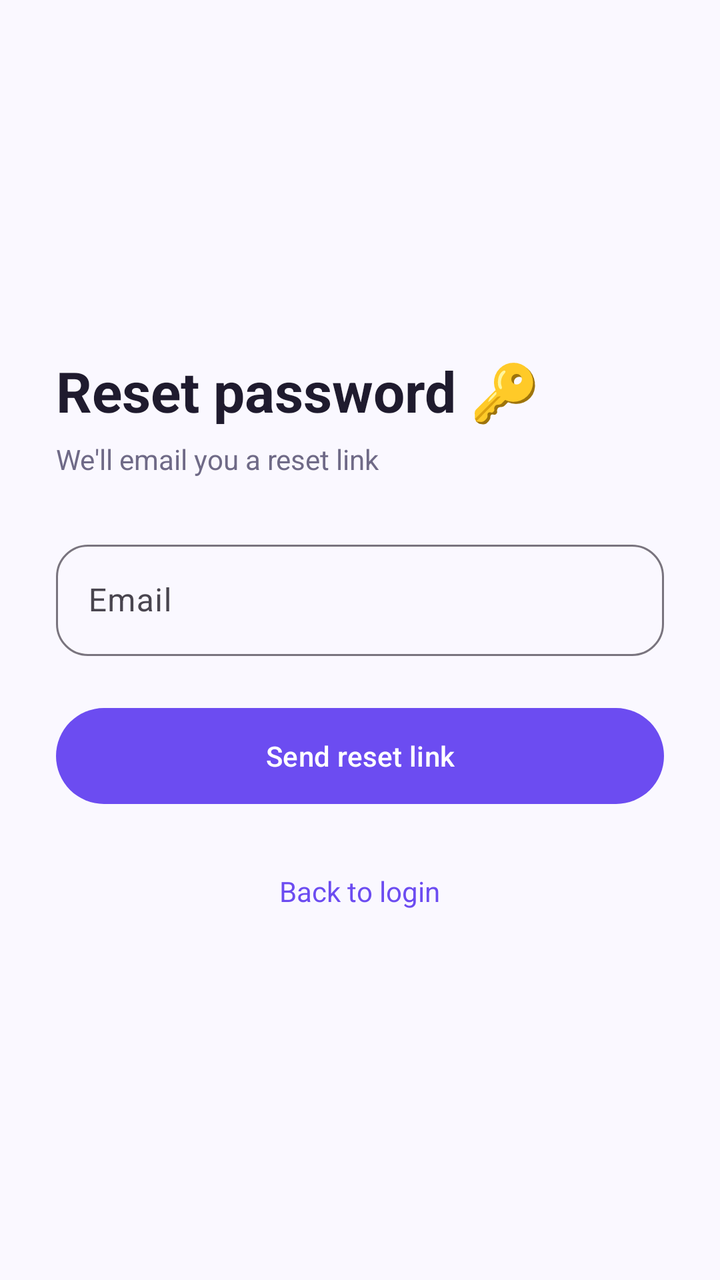
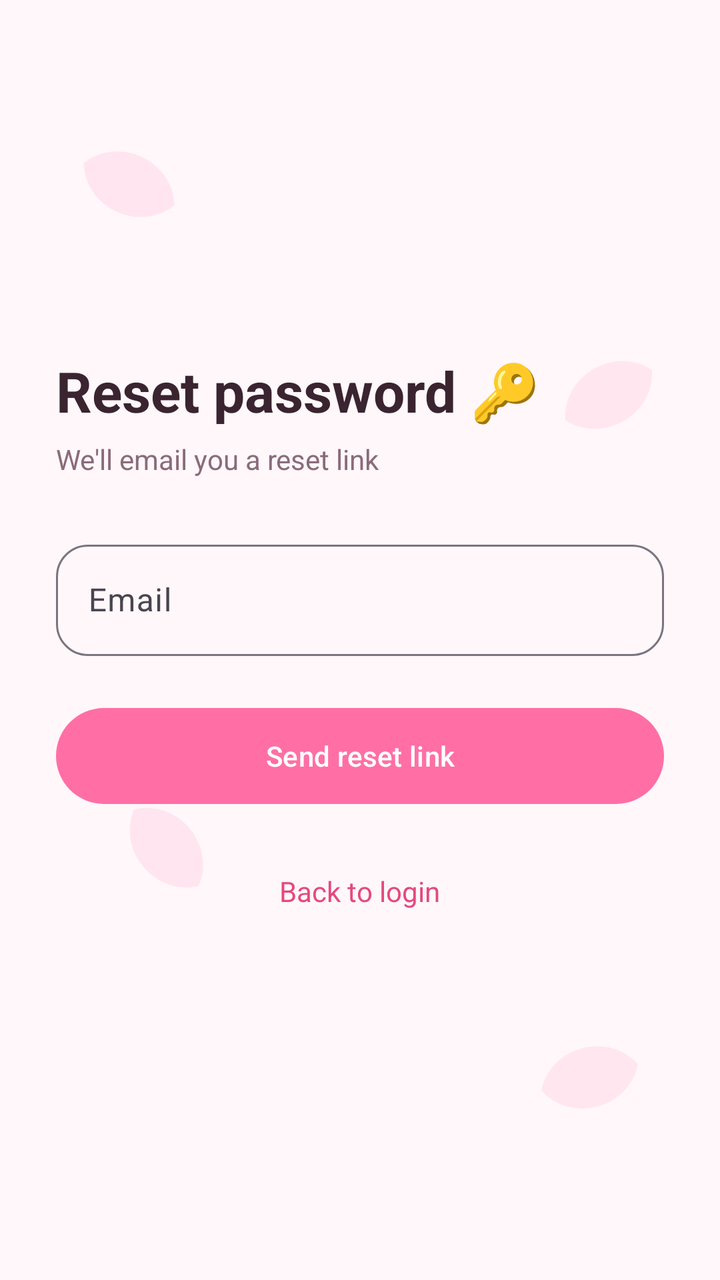

An Android layout rendered at two revisions. The XML below is the earlier revision; the diff shows what the commit changed to produce the second picture.
<!-- AndroidManifest.xml: application theme Theme.PulseChat -->
<!-- res/layout/activity_forgot.xml -->
<?xml version="1.0" encoding="utf-8"?>
<LinearLayout xmlns:android="http://schemas.android.com/apk/res/android"
    xmlns:app="http://schemas.android.com/apk/res-auto"
    android:layout_width="match_parent" android:layout_height="match_parent"
    android:orientation="vertical" android:padding="28dp" android:gravity="center_vertical">

    <TextView android:layout_width="wrap_content" android:layout_height="wrap_content"
        android:text="Reset password 🔑" android:textColor="@color/text_primary"
        android:textSize="28sp" android:textStyle="bold" />
    <TextView android:layout_width="wrap_content" android:layout_height="wrap_content"
        android:layout_marginTop="6dp" android:layout_marginBottom="28dp"
        android:text="We'll email you a reset link" android:textColor="@color/text_secondary" />

    <com.google.android.material.textfield.TextInputLayout
        style="@style/Widget.Material3.TextInputLayout.OutlinedBox"
        android:layout_width="match_parent" android:layout_height="wrap_content"
        android:hint="Email" app:boxCornerRadiusTopStart="16dp" app:boxCornerRadiusTopEnd="16dp"
        app:boxCornerRadiusBottomStart="16dp" app:boxCornerRadiusBottomEnd="16dp">
        <com.google.android.material.textfield.TextInputEditText android:id="@+id/etEmail"
            android:layout_width="match_parent" android:layout_height="wrap_content"
            android:inputType="textEmailAddress" />
    </com.google.android.material.textfield.TextInputLayout>

    <com.google.android.material.button.MaterialButton android:id="@+id/btnSend"
        android:layout_width="match_parent" android:layout_height="56dp"
        android:layout_marginTop="22dp" android:text="Send reset link" app:cornerRadius="28dp" />

    <TextView android:id="@+id/tvBack" android:layout_width="wrap_content"
        android:layout_height="wrap_content" android:layout_gravity="center"
        android:layout_marginTop="22dp" android:padding="8dp"
        android:text="Back to login" android:textColor="@color/violet" />
</LinearLayout>
<!-- resources referenced by this layout -->
<resources>
  <color name="text_primary">#1F1B2E</color>
  <color name="text_secondary">#6F6A87</color>
  <color name="violet">#6C4CF1</color>
  <style name="Theme.PulseChat" parent="Theme.Material3.Light.NoActionBar">
          <item name="colorPrimary">@color/violet</item>
          <item name="colorOnPrimary">@color/white</item>
          <item name="colorPrimaryContainer">@color/lavender</item>
          <item name="colorSurface">@color/white</item>
          <item name="android:windowBackground">@color/bg</item>
          <item name="android:statusBarColor">@color/bg</item>
          <item name="android:windowLightStatusBar">true</item>
      </style>
  <color name="white">#FFFFFF</color>
  <color name="lavender">#EFEAFE</color>
  <color name="bg">#FAF8FF</color>
</resources>

<!-- the commit's change to res/layout/activity_forgot.xml (unified diff, before → after) -->
@@ -1,8 +1,8 @@
 <?xml version="1.0" encoding="utf-8"?>
-<LinearLayout xmlns:android="http://schemas.android.com/apk/res/android"
-    xmlns:app="http://schemas.android.com/apk/res-auto"
+<LinearLayout xmlns:android="http://schemas.android.com/apk/res/android" xmlns:app="http://schemas.android.com/apk/res-auto"
     android:layout_width="match_parent" android:layout_height="match_parent"
-    android:orientation="vertical" android:padding="28dp" android:gravity="center_vertical">
+    android:background="@drawable/bg_petals" android:orientation="vertical"
+    android:padding="28dp" android:gravity="center_vertical">
 
     <TextView android:layout_width="wrap_content" android:layout_height="wrap_content"
         android:text="Reset password 🔑" android:textColor="@color/text_primary"
@@ -11,11 +11,8 @@
         android:layout_marginTop="6dp" android:layout_marginBottom="28dp"
         android:text="We'll email you a reset link" android:textColor="@color/text_secondary" />
 
-    <com.google.android.material.textfield.TextInputLayout
-        style="@style/Widget.Material3.TextInputLayout.OutlinedBox"
-        android:layout_width="match_parent" android:layout_height="wrap_content"
-        android:hint="Email" app:boxCornerRadiusTopStart="16dp" app:boxCornerRadiusTopEnd="16dp"
-        app:boxCornerRadiusBottomStart="16dp" app:boxCornerRadiusBottomEnd="16dp">
+    <com.google.android.material.textfield.TextInputLayout style="@style/Widget.Material3.TextInputLayout.OutlinedBox" app:boxCornerRadiusTopStart="16dp" app:boxCornerRadiusTopEnd="16dp" app:boxCornerRadiusBottomStart="16dp" app:boxCornerRadiusBottomEnd="16dp"
+        android:layout_width="match_parent" android:layout_height="wrap_content" android:hint="Email">
         <com.google.android.material.textfield.TextInputEditText android:id="@+id/etEmail"
             android:layout_width="match_parent" android:layout_height="wrap_content"
             android:inputType="textEmailAddress" />
@@ -28,5 +25,5 @@
     <TextView android:id="@+id/tvBack" android:layout_width="wrap_content"
         android:layout_height="wrap_content" android:layout_gravity="center"
         android:layout_marginTop="22dp" android:padding="8dp"
-        android:text="Back to login" android:textColor="@color/violet" />
+        android:text="Back to login" android:textColor="@color/violet_dark" />
 </LinearLayout>
<!-- resource entries referenced after the edit -->
@@ -1,8 +1,26 @@
 <!-- resources referenced by this layout -->
 <resources>
-  <color name="text_primary">#1F1B2E</color>
-  <color name="text_secondary">#6F6A87</color>
-  <color name="violet">#6C4CF1</color>
+  <color name="text_primary">#3A2430</color>
+  <color name="text_secondary">#8A6B79</color>
+  <color name="violet_dark">#E5487F</color>
+  <!-- drawable bg_petals (drawable) -->
+  <vector xmlns:android="http://schemas.android.com/apk/res/android"
+      android:width="360dp" android:height="640dp"
+      android:viewportWidth="360" android:viewportHeight="640">
+      <group android:rotation="25" android:pivotX="60" android:pivotY="90">
+          <path android:fillColor="#33FF9EC1" android:pathData="M40,90 C50,70 80,70 90,90 C80,110 50,110 40,90z" />
+      </group>
+      <group android:rotation="-30" android:pivotX="300" android:pivotY="200">
+          <path android:fillColor="#40FFB3CF" android:pathData="M280,200 C290,180 320,180 330,200 C320,220 290,220 280,200z" />
+      </group>
+      <group android:rotation="50" android:pivotX="80" android:pivotY="420">
+          <path android:fillColor="#33FF9EC1" android:pathData="M60,420 C70,400 100,400 110,420 C100,440 70,440 60,420z" />
+      </group>
+      <group android:rotation="-15" android:pivotX="290" android:pivotY="540">
+          <path android:fillColor="#40FFB3CF" android:pathData="M270,540 C280,520 310,520 320,540 C310,560 280,560 270,540z" />
+      </group>
+  </vector>
+  <color name="violet">#FF6FA5</color>
   <style name="Theme.PulseChat" parent="Theme.Material3.Light.NoActionBar">
           <item name="colorPrimary">@color/violet</item>
           <item name="colorOnPrimary">@color/white</item>
@@ -11,9 +29,21 @@
           <item name="android:windowBackground">@color/bg</item>
           <item name="android:statusBarColor">@color/bg</item>
           <item name="android:windowLightStatusBar">true</item>
+          <item name="bottomNavigationStyle">@style/Widget.Sakura.BottomNav</item>
       </style>
   <color name="white">#FFFFFF</color>
-  <color name="lavender">#EFEAFE</color>
-  <color name="bg">#FAF8FF</color>
+  <color name="lavender">#FFE6EF</color>
+  <color name="bg">#FFF7FA</color>
+  <style name="Widget.Sakura.BottomNav" parent="Widget.Material3.BottomNavigationView">
+          <item name="android:background">@color/white</item>
+          <item name="itemIconTint">@color/nav_item</item>
+          <item name="itemTextColor">@color/nav_item</item>
+          <item name="itemActiveIndicatorStyle">@style/Sakura.NavIndicator</item>
+          <item name="elevation">10dp</item>
+      </style>
+  <style name="Sakura.NavIndicator" parent="Widget.Material3.BottomNavigationView.ActiveIndicator">
+          <item name="android:color">@color/lavender_mid</item>
+      </style>
+  <color name="lavender_mid">#FFC7DA</color>
 </resources>
 
